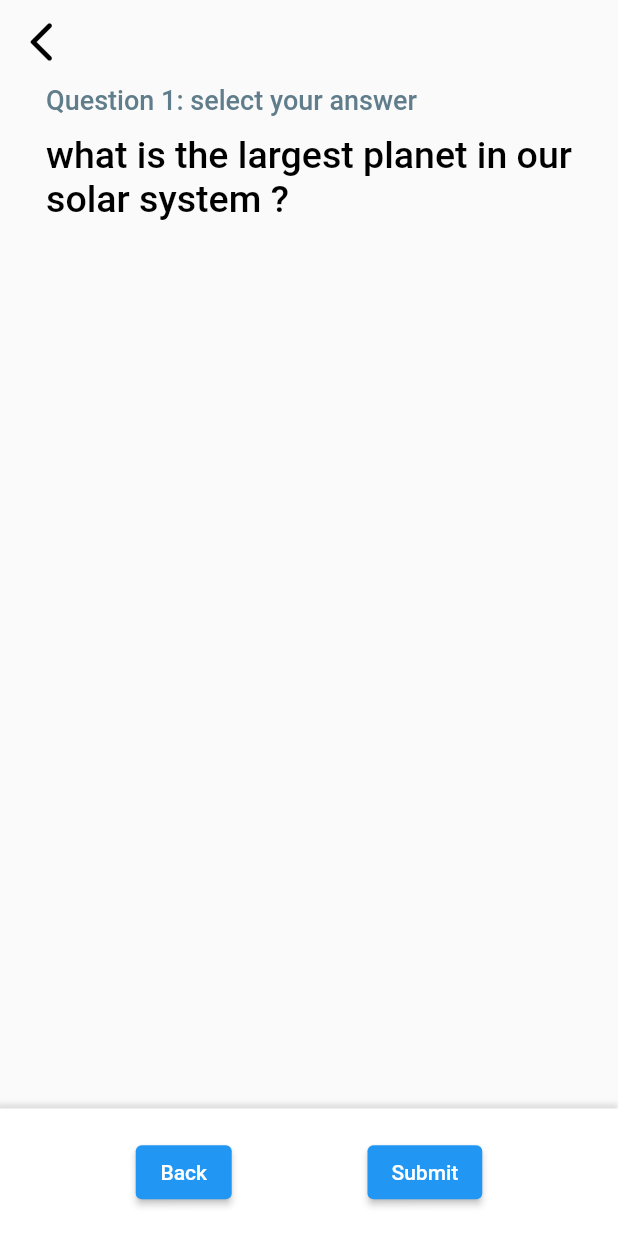
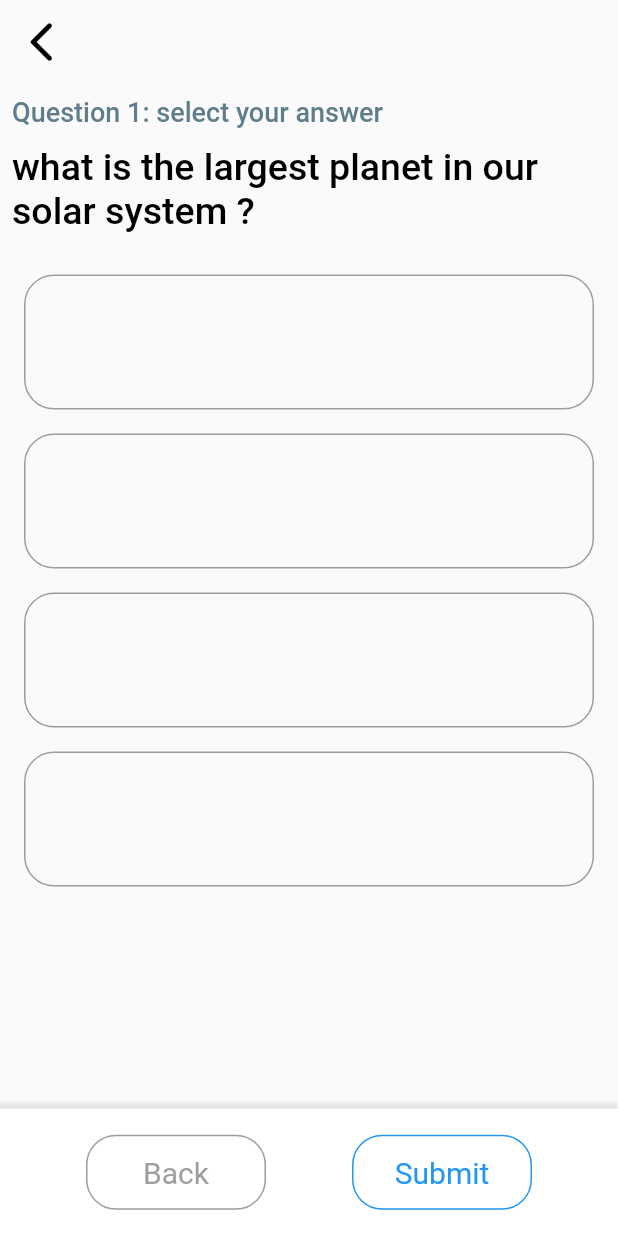
Before and after one commit to Adomakojohn/quizapp, a Flutter app: the QuizPage screen opened by its route, on a phone screen of 412 x 824 dp. Run offline on Flutter 3.47's test engine with Material 2 defaults, Android fonts, the phone set to English and light mode, and no system bars; our stand-ins replace percent_indicator.

Commit message:
progress on quiz page

```diff
--- /dev/null
+++ b/lib/models/quiz_page_model.dart
@@ -0,0 +1,35 @@
+import 'package:flutter/material.dart';
+
+class QuizPageModel extends StatefulWidget {
+  const QuizPageModel({super.key});
+
+  @override
+  State<QuizPageModel> createState() => _QuizPageModelState();
+}
+
+class _QuizPageModelState extends State<QuizPageModel> {
+  @override
+  Widget build(BuildContext context) {
+    return Padding(
+      padding: const EdgeInsets.all(8.0),
+      child: Container(
+        height: 90,width: double.infinity,
+        decoration: const BoxDecoration(
+          color: Colors.transparent,
+          borderRadius: BorderRadius.all(Radius.circular(20),),
+          border:Border(
+            bottom: BorderSide(color: Colors.grey),
+            top: BorderSide(color: Colors.grey),
+            right: BorderSide(color: Colors.grey),
+            left: BorderSide(color: Colors.grey)
+          ),
+        ),
+        child:const Row(
+          children: [
+
+          ],
+        ),
+      ),
+    );
+  }
+}
--- a/lib/screens/quiz_page.dart
+++ b/lib/screens/quiz_page.dart
@@ -1,4 +1,5 @@
 import 'package:flutter/material.dart';
+import 'package:quizapp/models/quiz_page_model.dart';
 
 class QuizPage extends StatefulWidget {
   const QuizPage({super.key});
@@ -26,7 +27,9 @@ class _QuizPageState extends State<QuizPage> {
         child: Stack(
           alignment: Alignment.bottomCenter,
           children: [
-            Column(
+            Padding(
+              padding: const EdgeInsets.all(8.0),
+              child: Column(
                 crossAxisAlignment: CrossAxisAlignment.start,
                 mainAxisAlignment: MainAxisAlignment.start,
                 children: [
@@ -57,8 +60,13 @@ class _QuizPageState extends State<QuizPage> {
                       fontWeight: FontWeight.w500,
                     ),
                   ),
-
+                  const SizedBox(height: 20,),
+                  SizedBox( height: 418, width: double.infinity,
+                    child: ListView.builder(
+                      itemCount: 4,
+                      itemBuilder: (context, index) => const QuizPageModel(),),)
                 ],
+              ),
             ),
             Container( alignment: Alignment.center,
               height: 85,
@@ -71,12 +79,38 @@ class _QuizPageState extends State<QuizPage> {
               ),
               child:  Row( mainAxisAlignment: MainAxisAlignment.spaceEvenly,
                 children: [
-                  ElevatedButton(onPressed: () {
-
-                  }, child:Text("Back")),
-                   ElevatedButton(onPressed: () {
-
-                  }, child:Text("Submit")),
+                  GestureDetector(
+                     child: Container( alignment: Alignment.center,
+                      height: 50,
+                      width: 120,
+                      decoration: const BoxDecoration(
+                        color: Colors.transparent,
+                        borderRadius: BorderRadius.all(Radius.circular(20)),
+                        border: Border(bottom: BorderSide(color: Colors.grey),
+                        right: BorderSide(color: Colors.grey),
+                        left: BorderSide(color: Colors.grey),
+                        top: BorderSide(color: Colors.grey)
+                        )
+                      ),
+                      child:const Text("Back" , style: TextStyle(color: Colors.grey, fontSize: 20),),
+                     ),
+                   ),
+                   GestureDetector(
+                     child: Container( alignment: Alignment.center,
+                      height: 50,
+                      width: 120,
+                      decoration: const BoxDecoration(
+                        color: Colors.transparent,
+                        borderRadius: BorderRadius.all(Radius.circular(20)),
+                        border: Border(bottom: BorderSide(color: Colors.blue),
+                        right: BorderSide(color: Colors.blue),
+                        left: BorderSide(color: Colors.blue),
+                        top: BorderSide(color: Colors.blue)
+                        )
+                      ),
+                      child:const Text("Submit" , style: TextStyle(color: Colors.blue , fontSize: 20),),
+                     ),
+                   )
               ]),
             )
           ],
```
Lines whose indentation alone changed are shown as unchanged.
